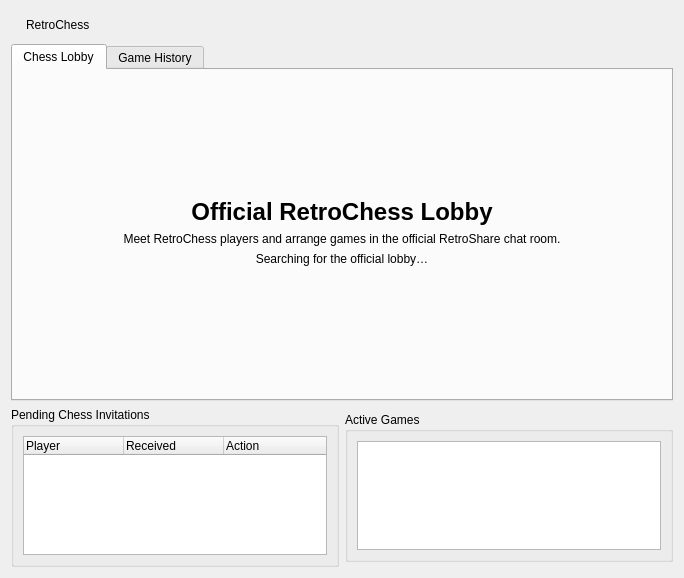
This is gui/NEMainpage.ui in RetroShare/RetroChess as Qt 5 draws it before an edit. The edited form follows.
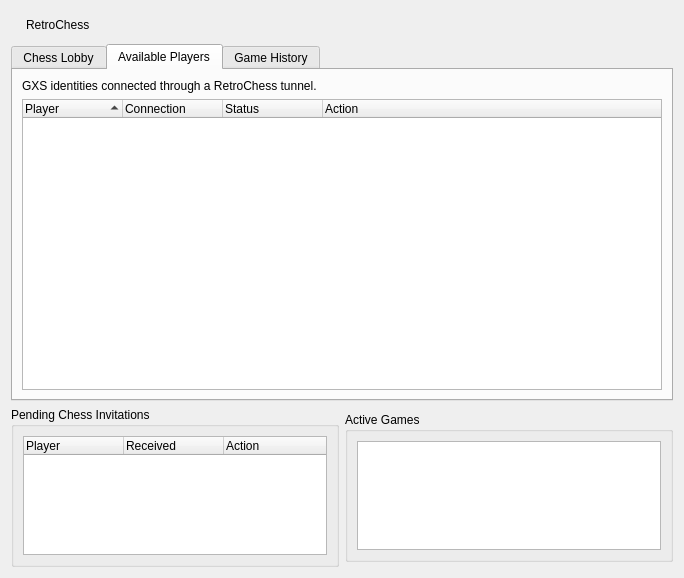
This is the edited form. The open tabs and pages were chosen to show the change. Icons and pictures are not drawn.

Commit message: Implement persistent RetroChess sessions and GXS player list

```diff
--- a/gui/NEMainpage.ui
+++ b/gui/NEMainpage.ui
@@ -203,6 +203,31 @@
        </item>
       </layout>
      </widget>
+     <widget class="QWidget" name="availablePlayersTab">
+      <attribute name="title">
+       <string>Available Players</string>
+      </attribute>
+      <layout class="QVBoxLayout" name="availablePlayersLayout">
+       <item>
+        <widget class="QLabel" name="availablePlayersDescription">
+         <property name="text">
+          <string>GXS identities connected through a RetroChess tunnel.</string>
+         </property>
+        </widget>
+       </item>
+       <item>
+        <widget class="QTreeWidget" name="availablePlayers">
+         <property name="alternatingRowColors"><bool>true</bool></property>
+         <property name="rootIsDecorated"><bool>false</bool></property>
+         <property name="sortingEnabled"><bool>true</bool></property>
+         <column><property name="text"><string>Player</string></property></column>
+         <column><property name="text"><string>Connection</string></property></column>
+         <column><property name="text"><string>Status</string></property></column>
+         <column><property name="text"><string>Action</string></property></column>
+        </widget>
+       </item>
+      </layout>
+     </widget>
      <widget class="QWidget" name="gameHistoryTab">
       <attribute name="title">
        <string>Game History</string>
```
The commit also changes 10 other files.
